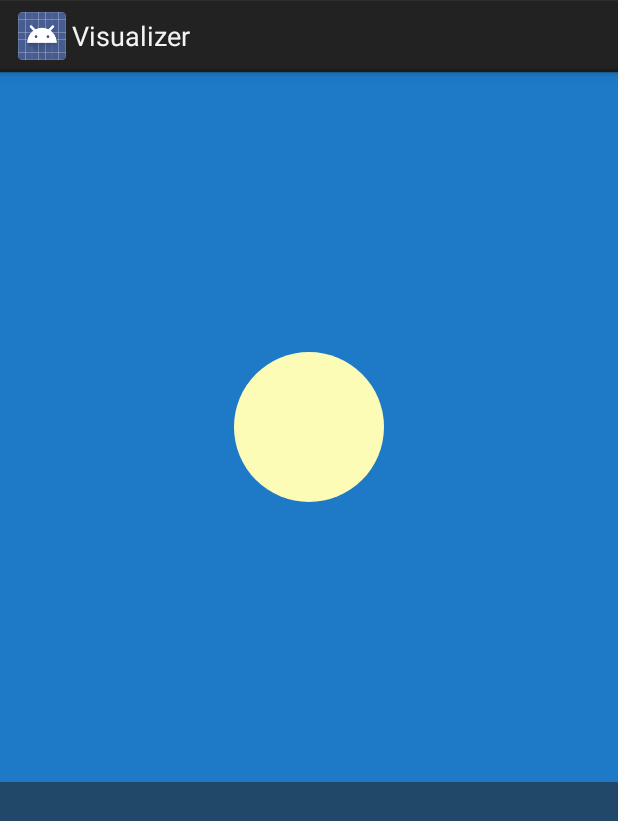
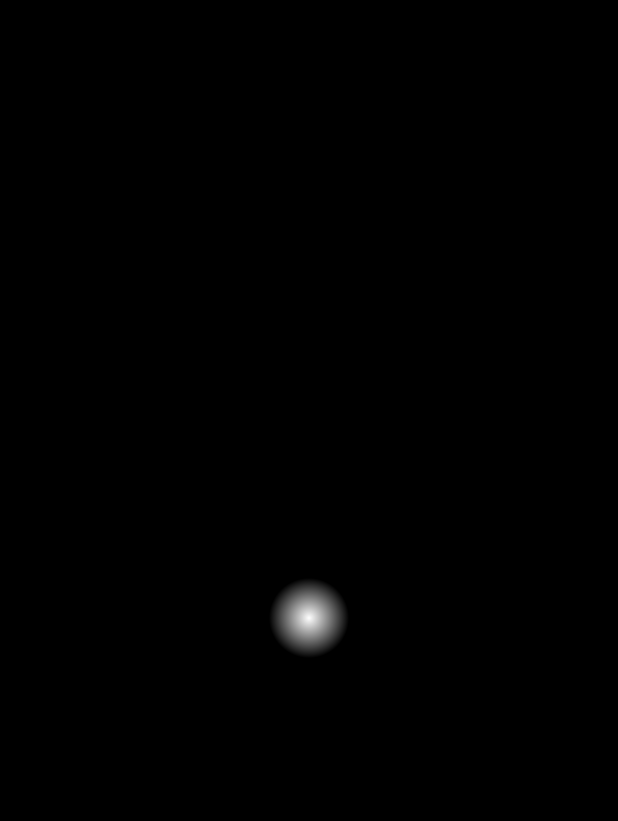
Before and after one commit to matthew-compton/Visualizer, an Android app: the screen it shows after launch (SunsetActivity before the commit, VisualizerActivity after it), on a phone screen of 412 x 824 dp. Shown: the top 821 px of the screen. Run offline under Robolectric (Android 15) with nearby library versions, the phone set to English and light mode, and no system bars.

Commit message:
Reworked animator sets. Currently the worst visualizer in the world.

```diff
--- a/app/build.gradle
+++ b/app/build.gradle
@@ -6,7 +6,7 @@ android {
 
     defaultConfig {
         applicationId "com.ambergleam.visualizer"
-        minSdkVersion 15
+        minSdkVersion 19
         targetSdkVersion 19
         versionCode 1
         versionName "1.0"
--- a/app/src/main/AndroidManifest.xml
+++ b/app/src/main/AndroidManifest.xml
@@ -8,7 +8,7 @@
         android:label="@string/app_name"
         android:theme="@style/AppTheme">
         <activity
-            android:name=".SunsetActivity"
+            android:name=".VisualizerActivity"
             android:label="@string/app_name">
             <intent-filter>
                 <action android:name="android.intent.action.MAIN"/>
--- a/app/src/main/java/com/ambergleam/visualizer/SunsetFragment.java
+++ /dev/null
@@ -1,153 +0,0 @@
-package com.ambergleam.visualizer;
-
-import android.animation.Animator;
-import android.animation.AnimatorSet;
-import android.animation.ArgbEvaluator;
-import android.animation.ObjectAnimator;
-import android.annotation.TargetApi;
-import android.content.res.Resources;
-import android.os.Build;
-import android.os.Bundle;
-import android.support.v4.app.Fragment;
-import android.view.LayoutInflater;
-import android.view.View;
-import android.view.ViewGroup;
-import android.view.animation.AccelerateInterpolator;
-
-public class SunsetFragment extends Fragment {
-
-    private AnimatorSet mAnimatorSet;
-
-    private View mSceneView;
-    private View mSunView;
-    private View mSkyView;
-
-    private int mBlueSkyColor;
-    private int mSunsetSkyColor;
-    private int mNightSkyColor;
-
-    private SunsetState mSunsetState;
-
-    private enum SunsetState {
-        UP,
-        RISING,
-        SETTING,
-        DOWN
-    }
-
-    @Override
-    public View onCreateView(LayoutInflater inflater, ViewGroup container, Bundle savedInstanceState) {
-        View view = inflater.inflate(R.layout.fragment_sunset, container, false);
-
-        mSceneView = view;
-        mSunView = view.findViewById(R.id.sun);
-        mSkyView = view.findViewById(R.id.sky);
-
-        Resources resources = getResources();
-        mBlueSkyColor = resources.getColor(R.color.blue_sky);
-        mSunsetSkyColor = resources.getColor(R.color.sunset_sky);
-        mNightSkyColor = resources.getColor(R.color.night_sky);
-
-        mSceneView.setOnClickListener(new View.OnClickListener() {
-            @TargetApi(Build.VERSION_CODES.KITKAT)
-            @Override
-            public void onClick(View v) {
-                switch (mSunsetState) {
-                    case UP:
-                        startSunsetAnimation();
-                        break;
-                    case DOWN:
-                        startSunriseAnimation();
-                        break;
-                    case RISING:
-                    case SETTING:
-                    default:
-                        break;
-                }
-            }
-        });
-
-        mSunsetState = SunsetState.UP;
-        return view;
-    }
-
-    private void startSunsetAnimation() {
-        float sunYStart = mSunView.getTop();
-        float sunYEnd = mSkyView.getHeight();
-
-        ObjectAnimator heightAnimator = ObjectAnimator.ofFloat(mSunView, "y", sunYStart, sunYEnd).setDuration(3000);
-        heightAnimator.setInterpolator(new AccelerateInterpolator());
-
-        ObjectAnimator sunsetSkyAnimator = ObjectAnimator.ofInt(mSkyView, "backgroundColor", mBlueSkyColor, mSunsetSkyColor).setDuration(3000);
-        sunsetSkyAnimator.setEvaluator(new ArgbEvaluator());
-
-        ObjectAnimator nightSkyAnimator = ObjectAnimator.ofInt(mSkyView, "backgroundColor", mSunsetSkyColor, mNightSkyColor).setDuration(1500);
-        nightSkyAnimator.setEvaluator(new ArgbEvaluator());
-
-        mAnimatorSet = new AnimatorSet();
-        mAnimatorSet.play(heightAnimator).with(sunsetSkyAnimator).before(nightSkyAnimator);
-
-        mAnimatorSet.addListener(new Animator.AnimatorListener() {
-            @Override
-            public void onAnimationStart(Animator animation) {
-                mSunsetState = SunsetState.SETTING;
-            }
-
-            @Override
-            public void onAnimationEnd(Animator animation) {
-                mSunsetState = SunsetState.DOWN;
-            }
-
-            @Override
-            public void onAnimationCancel(Animator animation) {
-            }
-
-            @Override
-            public void onAnimationRepeat(Animator animation) {
-            }
-        });
-
-        mAnimatorSet.start();
-    }
-
-    private void startSunriseAnimation() {
-        float sunYStart = mSkyView.getHeight();
-        float sunYEnd = mSunView.getTop();
-
-        ObjectAnimator morningSkyAnimator = ObjectAnimator.ofInt(mSkyView, "backgroundColor", mNightSkyColor, mSunsetSkyColor).setDuration(1500);
-        morningSkyAnimator.setEvaluator(new ArgbEvaluator());
-
-        ObjectAnimator sunriseSkyAnimator = ObjectAnimator.ofInt(mSkyView, "backgroundColor", mSunsetSkyColor, mBlueSkyColor).setDuration(3000);
-        sunriseSkyAnimator.setEvaluator(new ArgbEvaluator());
-
-        ObjectAnimator heightAnimator = ObjectAnimator.ofFloat(mSunView, "y", sunYStart, sunYEnd).setDuration(3000);
-        heightAnimator.setInterpolator(new AccelerateInterpolator());
-
-        mAnimatorSet = new AnimatorSet();
-        mAnimatorSet.play(morningSkyAnimator).before(sunriseSkyAnimator).with(heightAnimator);
-
-        mAnimatorSet.addListener(new Animator.AnimatorListener() {
-            @Override
-            public void onAnimationStart(Animator animation) {
-                mSunsetState = SunsetState.RISING;
-            }
-
-            @Override
-            public void onAnimationEnd(Animator animation) {
-                mSunsetState = SunsetState.UP;
-            }
-
-            @Override
-            public void onAnimationCancel(Animator animation) {
-            }
-
-            @Override
-            public void onAnimationRepeat(Animator animation) {
-
-            }
-        });
-
-        mAnimatorSet.start();
-    }
-
-}
--- a/app/src/main/java/com/ambergleam/visualizer/SunsetActivity.java
+++ b/app/src/main/java/com/ambergleam/visualizer/VisualizerActivity.java
@@ -2,11 +2,11 @@ package com.ambergleam.visualizer;
 
 import android.support.v4.app.Fragment;
 
-public class SunsetActivity extends SingleFragmentActivity {
+public class VisualizerActivity extends SingleFragmentActivity {
 
     @Override
     protected Fragment createFragment() {
-        return new SunsetFragment();
+        return new VisualizerFragment();
     }
 
 }
--- /dev/null
+++ b/app/src/main/java/com/ambergleam/visualizer/VisualizerFragment.java
@@ -0,0 +1,60 @@
+package com.ambergleam.visualizer;
+
+import android.animation.AnimatorSet;
+import android.animation.ObjectAnimator;
+import android.annotation.TargetApi;
+import android.os.Build;
+import android.os.Bundle;
+import android.support.v4.app.Fragment;
+import android.view.LayoutInflater;
+import android.view.View;
+import android.view.ViewGroup;
+import android.view.animation.AccelerateInterpolator;
+
+import java.util.Random;
+
+public class VisualizerFragment extends Fragment {
+
+    private static Random sRandom = new Random();
+    private AnimatorSet mAnimatorSet;
+
+    private View mOrbView;
+    private int orb_x;
+    private int orb_y;
+
+    @Override
+    public View onCreateView(LayoutInflater inflater, ViewGroup container, Bundle savedInstanceState) {
+        View view = inflater.inflate(R.layout.fragment_sunset, container, false);
+
+        mOrbView = view.findViewById(R.id.orb);
+
+        view.setOnClickListener(new View.OnClickListener() {
+            @TargetApi(Build.VERSION_CODES.KITKAT)
+            @Override
+            public void onClick(View v) {
+                startVisualizer();
+            }
+        });
+
+        orb_x = view.getWidth() / 2;
+        orb_y = view.getHeight() / 2;
+
+        mOrbView.setX(orb_x);
+        mOrbView.setX(orb_y);
+
+        return view;
+    }
+
+    private void startVisualizer() {
+        ObjectAnimator orbAnimatorX = ObjectAnimator.ofFloat(mOrbView, "x", orb_x, orb_x + sRandom.nextInt(400)).setDuration(1000);
+        orbAnimatorX.setInterpolator(new AccelerateInterpolator());
+
+        ObjectAnimator orbAnimatorY = ObjectAnimator.ofFloat(mOrbView, "y", orb_y, orb_y + sRandom.nextInt(400)).setDuration(1000);
+        orbAnimatorY.setInterpolator(new AccelerateInterpolator());
+
+        mAnimatorSet = new AnimatorSet();
+        mAnimatorSet.play(orbAnimatorX).with(orbAnimatorY);
+        mAnimatorSet.start();
+    }
+
+}
--- /dev/null
+++ b/app/src/main/res/drawable/orb.xml
@@ -0,0 +1,14 @@
+<?xml version="1.0" encoding="utf-8"?>
+
+<shape xmlns:android="http://schemas.android.com/apk/res/android"
+       android:shape="oval">
+    <gradient
+        android:type="radial"
+        android:gradientRadius="40"
+
+        android:startColor="@android:color/white"
+        android:endColor="@android:color/black"/>
+    <size
+        android:height="80dp"
+        android:width="80dp"/>
+</shape>
--- a/app/src/main/res/drawable/sun.xml
+++ /dev/null
@@ -1,6 +0,0 @@
-<?xml version="1.0" encoding="utf-8"?>
-
-<shape xmlns:android="http://schemas.android.com/apk/res/android"
-    android:shape="oval">
-    <solid android:color="@color/bright_sun" />
-</shape>
--- a/app/src/main/res/layout/fragment_sunset.xml
+++ b/app/src/main/res/layout/fragment_sunset.xml
@@ -1,30 +1,18 @@
 <?xml version="1.0" encoding="utf-8"?>
 
-<LinearLayout xmlns:android="http://schemas.android.com/apk/res/android"
-    android:orientation="vertical"
-    android:layout_width="match_parent"
-    android:layout_height="match_parent">
+<FrameLayout xmlns:android="http://schemas.android.com/apk/res/android"
+             android:id="@+id/frame"
+             android:orientation="vertical"
+             android:layout_width="match_parent"
+             android:layout_height="match_parent"
+             android:background="@android:color/black"
+             android:padding="@dimen/activity_horizontal_margin">
 
-    <FrameLayout
-        android:id="@+id/sky"
-        android:layout_width="match_parent"
-        android:layout_height="0dp"
-        android:layout_weight="0.61"
-        android:background="@color/blue_sky">
+    <ImageView
+        android:id="@+id/orb"
+        android:layout_width="wrap_content"
+        android:layout_height="wrap_content"
+        android:src="@drawable/orb"
+        android:layout_gravity="center"/>
 
-        <ImageView
-            android:id="@+id/sun"
-            android:layout_width="100dp"
-            android:layout_height="100dp"
-            android:layout_gravity="center"
-            android:src="@drawable/sun" />
-
-    </FrameLayout>
-
-    <View
-        android:layout_width="match_parent"
-        android:layout_height="0dp"
-        android:layout_weight="0.39"
-        android:background="@color/sea" />
-
-</LinearLayout>
+</FrameLayout>
--- a/app/src/main/res/values/colors.xml
+++ /dev/null
@@ -1,10 +0,0 @@
-<?xml version="1.0" encoding="utf-8"?>
-<resources>
-
-    <color name="bright_sun">#fcfcb7</color>
-    <color name="blue_sky">#1e7ac7</color>
-    <color name="sunset_sky">#ec8100</color>
-    <color name="night_sky">#05192e</color>
-    <color name="sea">#224869</color>
-
-</resources>
--- a/app/src/main/res/values/dimens.xml
+++ b/app/src/main/res/values/dimens.xml
@@ -1,5 +1,7 @@
 <resources>
+
     <!-- Default screen margins, per the Android Design guidelines. -->
     <dimen name="activity_horizontal_margin">16dp</dimen>
     <dimen name="activity_vertical_margin">16dp</dimen>
+
 </resources>
--- a/app/src/main/res/values/styles.xml
+++ b/app/src/main/res/values/styles.xml
@@ -1,7 +1,7 @@
 <resources>
 
     <!-- Base application theme. -->
-    <style name="AppTheme" parent="android:Theme.Holo.Light.DarkActionBar">
+    <style name="AppTheme" parent="android:Theme.Holo.Light.NoActionBar.Fullscreen">
         <!-- Customize your theme here. -->
     </style>
 
```
